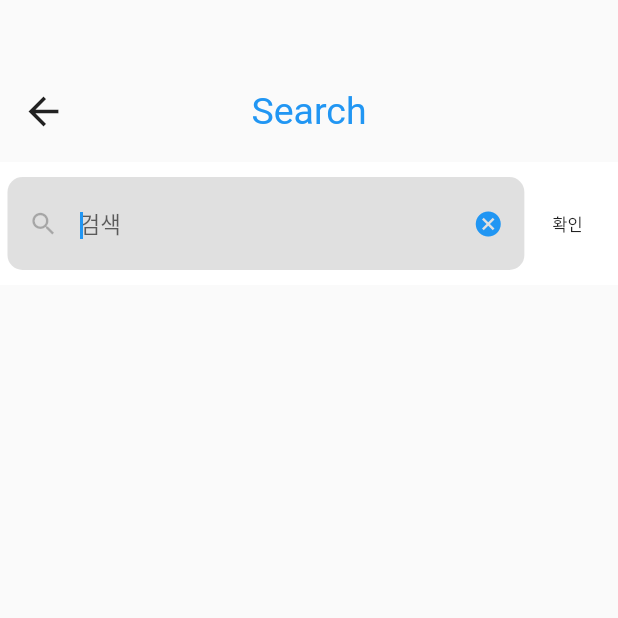
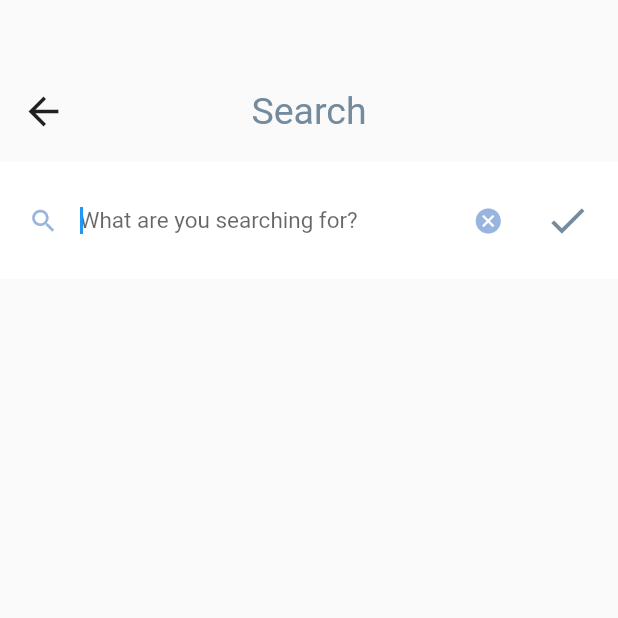
Before and after one commit to wpdudH/designthinking_new, a Flutter app: the screen it shows after launch, on a phone screen of 412 x 824 dp, the top half of it. Run offline on Flutter 3.47's test engine with Material 2 defaults, Android fonts, the phone set to English and light mode, and no system bars; our stand-ins replace cloud_firestore, firebase_core; missing offline and left inert: adobe_xd; accounts and stored records are empty; Roboto replaces fonts that are missing (Acumin Pro SemiCondensed).

Commit message:
[FIX] Design

```diff
--- a/lib/SearchScreen.dart
+++ b/lib/SearchScreen.dart
@@ -1,10 +1,10 @@
 import 'package:cloud_firestore/cloud_firestore.dart';
+import 'package:designthinking_new/data_move.dart';
 import 'package:flutter/cupertino.dart';
 import 'package:flutter/material.dart';
 import 'package:http/http.dart' as http;
 import './Crawling.dart';
 import 'curegister.dart';
-import './data_move.dart';
 
 class SearchScreen extends StatefulWidget {
   static String tag = 'SearchScreen-page';
@@ -40,13 +40,15 @@ class SearchScreenState extends State<SearchScreen> {
               children: <Widget>[
                 IconButton(
                   icon: Icon(Icons.arrow_back, size: 30),
-                  onPressed: () {},
+                  onPressed: () {
+                    Navigator.pop(context);
+                  },
                 ),
                 Text(
                   "Search",
                   style: TextStyle(
                     fontSize: 25,
-                    color: Colors.blue,
+                    color: Color(0xff748A9D),
                   ),
                 ),
                 Opacity(
@@ -54,7 +56,8 @@ class SearchScreenState extends State<SearchScreen> {
                   child: Column(
                     children: <Widget>[
                       IconButton(
-                        icon: Icon(Icons.check, size: 30),
+                        icon: Icon(Icons.check,
+                            color: Color(0xff748A9D), size: 30),
                         onPressed: () {},
                       ),
                     ],
@@ -79,16 +82,17 @@ class SearchScreenState extends State<SearchScreen> {
                     controller: _filter,
                     decoration: InputDecoration(
                       filled: true,
-                      fillColor: Colors.black12,
+                      fillColor: Colors.white38,
                       prefixIcon: Icon(
                         Icons.search,
-                        color: Colors.black26,
+                        color: Color(0xff99B5DF),
                         size: 20,
                       ),
                       suffixIcon: focusNode.hasFocus
                           ? IconButton(
                               icon: Icon(
                                 Icons.cancel,
+                                color: Color(0xff99B5DF),
                                 size: 20,
                               ),
                               onPressed: () {
@@ -99,7 +103,7 @@ class SearchScreenState extends State<SearchScreen> {
                               },
                             )
                           : Container(),
-                      hintText: '검색',
+                      hintText: 'What are you searching for?',
                       labelStyle: TextStyle(color: Colors.white),
                       focusedBorder: OutlineInputBorder(
                         borderSide: BorderSide(color: Colors.transparent),
@@ -110,14 +114,9 @@ class SearchScreenState extends State<SearchScreen> {
                 ),
                 focusNode.hasFocus
                     ? Expanded(
-                  child: FlatButton(
-                    child: Text(
-                      '확인',
-                      style: TextStyle(
-                        fontFamily: 'Acumin Pro SemiCondensed',
-                        fontSize: 11,
-                      ),
-                    ),
+                        child: IconButton(
+                          icon: Icon(Icons.check,
+                              color: Color(0xff748A9D), size: 30),
                           onPressed: () {
                             setState(() {
                               name = _searchText;
@@ -137,17 +136,17 @@ class SearchScreenState extends State<SearchScreen> {
               child: name != null
                   ? Container(
                       padding: EdgeInsets.fromLTRB(0, 150, 0, 0),
-                child: Column(
+                      child: Stack(
                         children: <Widget>[
                           InkWell(
                               child: Image.network(
                                   'http://ch4n3.kr:3000/image?keyword=' + name),
                               onTap: () {
                                 String ingredient = name;
-                          dataControl(ingredient, 'a');
                                 String image_network =
                                     'http://ch4n3.kr:3000/image?keyword=' +
                                         name;
+                                dataControl(ingredient, 'a');
                                 firestore
                                     .collection('User')
                                     .doc(ingredient)
@@ -158,8 +157,7 @@ class SearchScreenState extends State<SearchScreen> {
                                   'image_network':
                                       'http://ch4n3.kr:3000/image?keyword=' +
                                           name,
-                          }
-                          );
+                                });
 
                                 Navigator.push(
                                   context,
--- a/lib/function_asset/toggle_date_picker_button.dart
+++ b/lib/function_asset/toggle_date_picker_button.dart
@@ -13,7 +13,7 @@ class ToggleDatePicker extends StatelessWidget {
   Widget build(BuildContext context) {
     return CupertinoButton(
       borderRadius: BorderRadius.circular(20.0),
-      color: Colors.blue[100],
+      color: Color(0xff99B5DF),
       child: Text('Expiration Date'),
       onPressed: () {
         showPicker(context);
--- a/lib/function_asset/toggle_textfield.dart
+++ b/lib/function_asset/toggle_textfield.dart
@@ -13,7 +13,7 @@ class ToggleTextField extends StatelessWidget {
   Widget build(BuildContext context) {
     return CupertinoButton(
       borderRadius: BorderRadius.circular(20.0),
-      color: Colors.blue[100],
+      color: Color(0xff99B5DF),
       child: Text('Number'),
       onPressed: () {
         showPicker(context);
```
Also changed, not shown: lib/Home.dart (+39 -7 lines), lib/curegister.dart (+29 -17 lines). Lines whose indentation alone changed are shown as unchanged.
